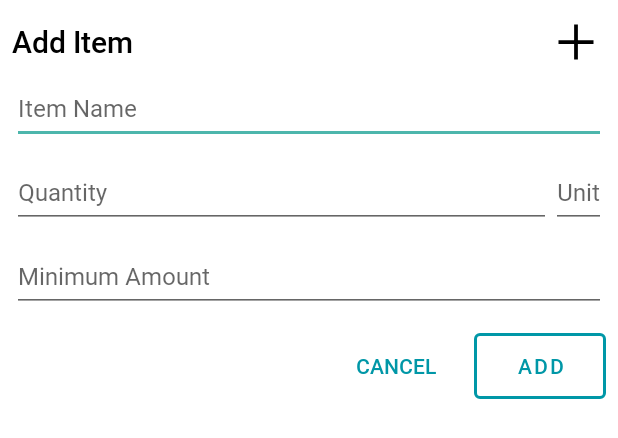
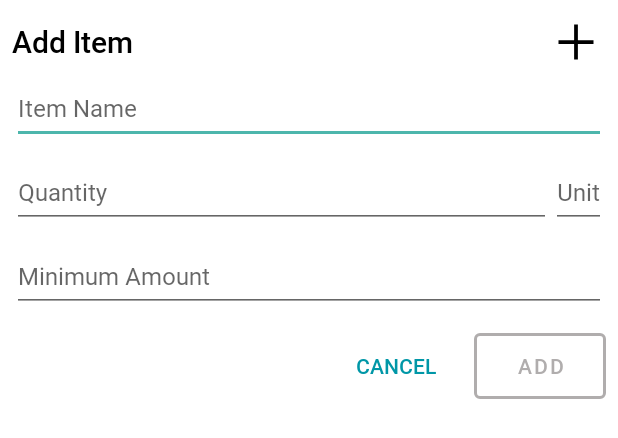
Before and after one commit to BrandedNomad/MyFreezerAndroid, an Android app: the layout add_freezer_item.xml on its own in the app's theme, with its tools: preview values and no code run, on a phone screen of 412 x 824 dp. Shown: the top 438 px of the screen. Run offline under Robolectric (Android 15) with nearby library versions, the phone set to English and light mode, and no system bars.

Commit message:
MYF-22 feat: created input validation function that checks if fields are filled in and disables button if they are not.

```diff
--- a/app/src/main/res/layout/add_freezer_item.xml
+++ b/app/src/main/res/layout/add_freezer_item.xml
@@ -6,7 +6,7 @@
     android:layout_height="match_parent"
     android:padding="@dimen/modal_padding_default">
     <LinearLayout
-        android:id="@+id/addItemLayout"
+        android:id="@+id/dialogItemLayout"
         android:layout_width="match_parent"
         android:layout_height="wrap_content"
         android:orientation="vertical"
@@ -36,7 +36,7 @@
             android:orientation="horizontal">
             <EditText
                 style="@style/body_1"
-                android:id="@+id/addItemNameField"
+                android:id="@+id/dialogItemNameField"
                 android:inputType="text"
                 android:hint="@string/hint_text_item"
                 android:layout_height="@dimen/text_field_height_default"
@@ -49,7 +49,7 @@
             android:orientation="horizontal">
             <EditText
                 style="@style/body_1"
-                android:id="@+id/addItemQuantityField"
+                android:id="@+id/dialogItemQuantityField"
                 android:inputType="number"
                 android:hint="@string/hint_text_quantity"
                 android:layout_height="@dimen/text_field_height_default"
@@ -58,7 +58,7 @@
                 android:layout_marginBottom="@dimen/text_field_space_between"/>
             <EditText
                 style="@style/body_1"
-                android:id="@+id/addItemUnitField"
+                android:id="@+id/dialogItemUnitField"
                 android:inputType="text"
                 android:hint="@string/hint_text_unit"
                 android:layout_height="@dimen/text_field_height_default"
@@ -71,7 +71,7 @@
             android:orientation="horizontal">
             <EditText
                 style="@style/body_1"
-                android:id="@+id/addItemMinimumField"
+                android:id="@+id/dialogItemMinimumField"
                 android:inputType="number"
                 android:hint="@string/hint_text_minimum"
                 android:layout_height="@dimen/text_field_height_default"
@@ -84,7 +84,7 @@
             android:orientation="horizontal"
             android:gravity="right">
             <com.google.android.material.button.MaterialButton
-                android:id="@+id/addItemCancelButton"
+                android:id="@+id/dialogItemCancelButton"
                 style="@style/button_tertiary"
                 android:text="@string/button_text_cancel"
                 android:layout_height="@dimen/button_height_tall"
@@ -95,18 +95,19 @@
                 android:textColor="@color/primary"
                 app:rippleColor="@color/secondary"/>
             <com.google.android.material.button.MaterialButton
-                android:id="@+id/addItemAddButton"
+                android:id="@+id/dialogItemSubmitButton"
                 style="@style/button_secondary"
                 android:text="@string/button_text_add"
                 android:layout_height="@dimen/button_height_tall"
                 android:layout_width="wrap_content"
                 android:paddingLeft="@dimen/button_padding_default"
                 android:paddingRight="@dimen/button_padding_default"
-                android:textColor="@color/primary"
+                android:textColor="@color/disabled"
+                android:enabled="false"
                 app:backgroundTint="@android:color/transparent"
                 app:cornerRadius="@dimen/radius_s"
                 app:rippleColor="@color/secondary"
-                app:strokeColor="@color/primary"
+                app:strokeColor="@color/disabled"
                 app:strokeWidth="@dimen/border_line_height_thick"/>
         </LinearLayout>
 
```
Also changed, not shown: app/src/main/java/com/myfreezer/app/ui/freezer/FreezerFragment.kt (+162 -30 lines), app/src/main/res/layout/edit_freezer_item.xml (+7 -7 lines).
